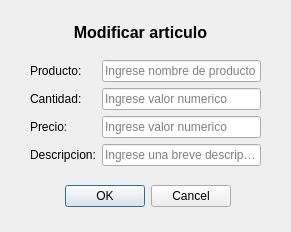
Above: app_stock_qdesigner/modificar.ui from nvargas24/Sistema_medicion_de_rodamientos-SMR before the change. Below: the same form after it.
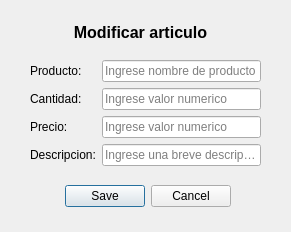
That is the form after the change.

What changed in the file:
```diff
--- a/app_stock_qdesigner/modificar.ui
+++ b/app_stock_qdesigner/modificar.ui
@@ -49,7 +49,7 @@
     <enum>Qt::Horizontal</enum>
    </property>
    <property name="standardButtons">
-    <set>QDialogButtonBox::Cancel|QDialogButtonBox::Ok</set>
+    <set>QDialogButtonBox::Cancel|QDialogButtonBox::Save</set>
    </property>
   </widget>
   <widget class="QWidget" name="layoutWidget">
```
Left out of the diff: 8 changed lines with no effect on the pictures.
